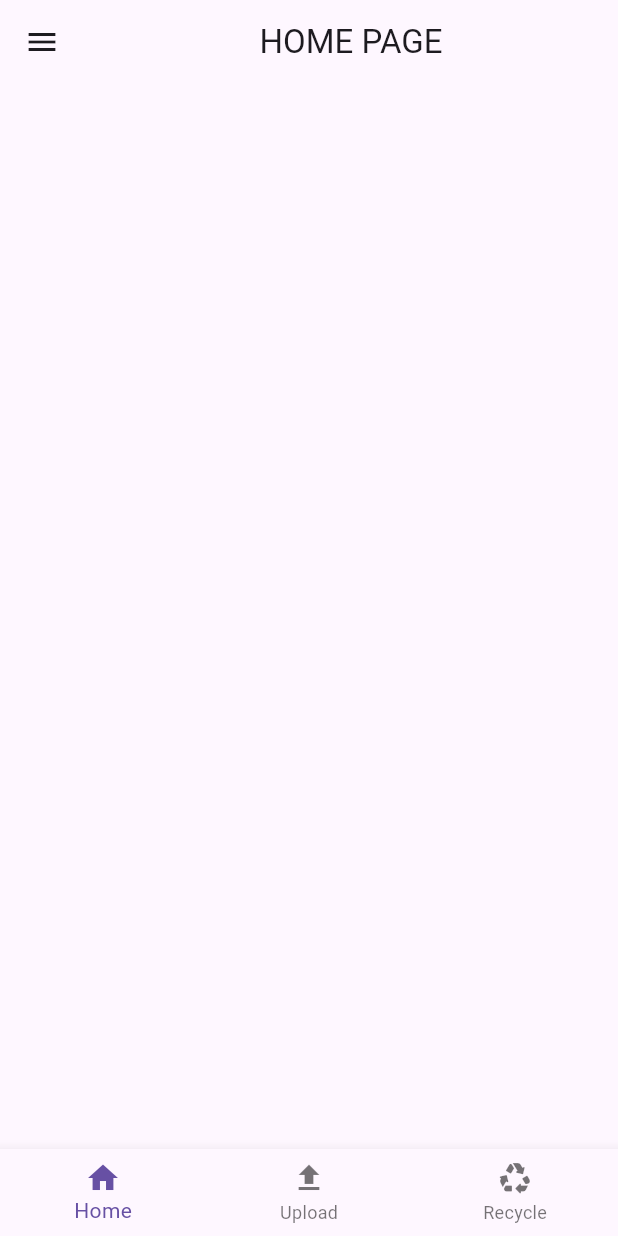
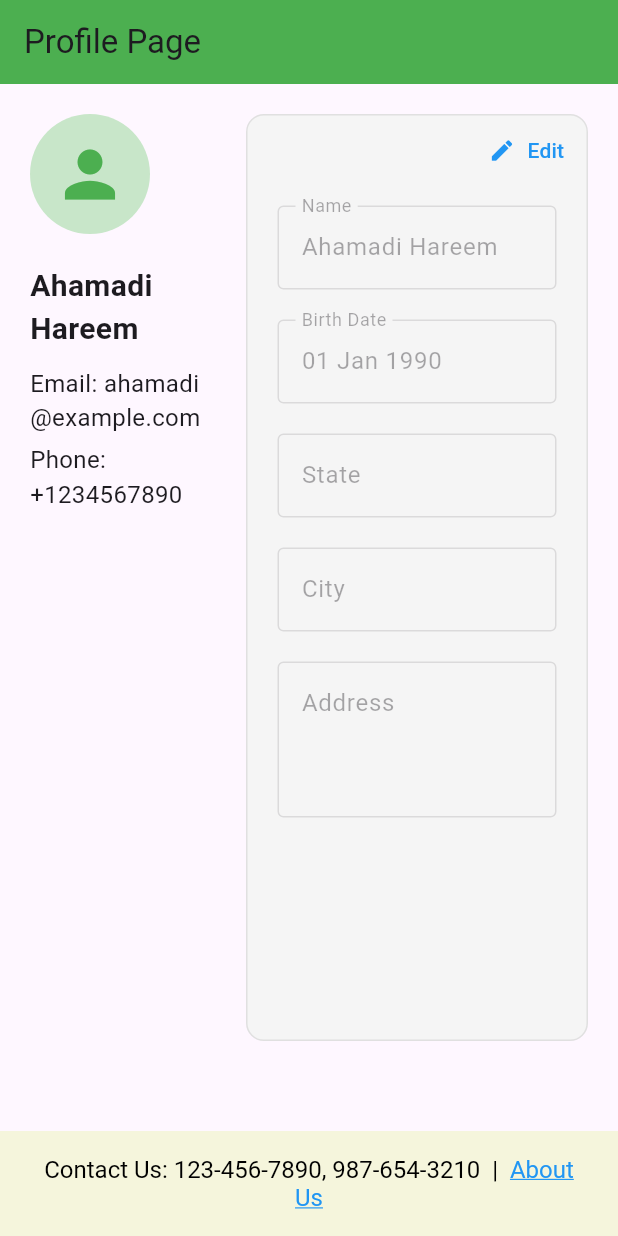
Before and after one commit to haifanazeer1/Share-the-meal, a Flutter app: the screen it shows after launch, on a phone screen of 412 x 824 dp. Run offline on Flutter 3.47's test engine with Material 3 defaults, Android fonts, the light colour scheme and no system bars.

Commit message:
profile done import 'package:flutter/gestures.dart'; import 'package:flutter/gestures.dart'; import 'package:flutter/gestures.dart'; import 'package:flutter/material.dart'; import 'package:flutter/material.dart'; import 'package:flutter/material.dart';

```diff
--- a/lib/home.dart
+++ b/lib/home.dart
@@ -1,5 +1,5 @@
 import 'package:flutter/material.dart';
-import 'side_navbar.dart';
+import 'sidebar/side_navbar.dart';
 import 'bottom_navbar.dart';
 
 class Home extends StatefulWidget {
--- a/lib/main.dart
+++ b/lib/main.dart
@@ -2,8 +2,10 @@ import 'package:flutter/material.dart';
 import 'package:share_the_meal_app/home.dart';
 import 'package:share_the_meal_app/recycle.dart';
 import 'package:share_the_meal_app/register.dart';
+import 'package:share_the_meal_app/sidebar/profile.dart';
 import 'package:share_the_meal_app/signin.dart';
 import 'package:share_the_meal_app/upload.dart';
+
 
 
 void main() {
@@ -19,7 +21,8 @@ class MyApp extends StatelessWidget {
     return MaterialApp(
       title: 'Flutter Demo -1',
       debugShowCheckedModeBanner: false,
-      home: const Home(),
+
+      home: ProfilePage (),
       routes: {
         '/home': (context) => const Home(),
         '/sign-in': (context) => SigninScreen(),
--- a/lib/sidebar/NavBar.dart
+++ /dev/null
@@ -1 +0,0 @@
-// TODO Implement this library.
--- /dev/null
+++ b/lib/sidebar/profile.dart
@@ -0,0 +1,214 @@
+import 'package:flutter/gestures.dart';
+import 'package:flutter/material.dart';
+
+void main() {
+  runApp(MaterialApp(
+    debugShowCheckedModeBanner: false,
+    home: ProfilePage(),
+  ));
+}
+
+class ProfilePage extends StatefulWidget {
+  @override
+  State<ProfilePage> createState() => _ProfilePageState();
+}
+
+class _ProfilePageState extends State<ProfilePage> {
+  bool isEditing = false;
+  final _formKey = GlobalKey<FormState>();
+
+  final TextEditingController _nameController =
+      TextEditingController(text: 'Ahamadi Hareem');
+  final TextEditingController _dobController =
+      TextEditingController(text: '01 Jan 1990');
+  final TextEditingController _stateController = TextEditingController();
+  final TextEditingController _cityController = TextEditingController();
+  final TextEditingController _addressController = TextEditingController();
+
+  @override
+  Widget build(BuildContext context) {
+    final screenHeight = MediaQuery.of(context).size.height;
+    final boxSize = screenHeight * 0.75;
+
+    return Scaffold(
+      appBar: AppBar(
+        title: Text('Profile Page'),
+        backgroundColor: Colors.green,
+      ),
+      body: Column(
+        children: [
+          Expanded(
+            child: Padding(
+              padding: const EdgeInsets.all(20),
+              child: Row(
+                crossAxisAlignment: CrossAxisAlignment.start,
+                children: [
+                  // Left Profile Info
+                  Expanded(
+                    flex: 1,
+                    child: Column(
+                      crossAxisAlignment: CrossAxisAlignment.start,
+                      children: [
+                        CircleAvatar(
+                          radius: 40,
+                          backgroundColor: Colors.green.shade100,
+                          child:
+                              Icon(Icons.person, size: 50, color: Colors.green),
+                        ),
+                        SizedBox(height: 20),
+                        Text(
+                          'Ahamadi Hareem',
+                          style: TextStyle(
+                            fontSize: 20,
+                            fontWeight: FontWeight.bold,
+                          ),
+                        ),
+                        SizedBox(height: 10),
+                        Text('Email: ahamadi@example.com',
+                            style: TextStyle(fontSize: 16)),
+                        SizedBox(height: 5),
+                        Text('Phone: +1234567890',
+                            style: TextStyle(fontSize: 16)),
+                      ],
+                    ),
+                  ),
+
+                  SizedBox(width: 30),
+
+                  // Right Form Box
+                  Expanded(
+                    flex: 2,
+                    child: Stack(
+                      children: [
+                        Container(
+                          height: boxSize,
+                          width: boxSize,
+                          padding: EdgeInsets.all(20),
+                          decoration: BoxDecoration(
+                            color: Colors.grey.shade100,
+                            border: Border.all(color: Colors.grey.shade300),
+                            borderRadius: BorderRadius.circular(12),
+                          ),
+                          child: Form(
+                            key: _formKey,
+                            child: Column(
+                              crossAxisAlignment: CrossAxisAlignment.start,
+                              children: [
+                                SizedBox(height: 40),
+                                TextFormField(
+                                  controller: _nameController,
+                                  enabled: isEditing,
+                                  decoration: InputDecoration(
+                                    labelText: 'Name',
+                                    border: OutlineInputBorder(),
+                                  ),
+                                ),
+                                SizedBox(height: 20),
+                                TextFormField(
+                                  controller: _dobController,
+                                  enabled: isEditing,
+                                  decoration: InputDecoration(
+                                    labelText: 'Birth Date',
+                                    border: OutlineInputBorder(),
+                                  ),
+                                ),
+                                SizedBox(height: 20),
+                                TextFormField(
+                                  controller: _stateController,
+                                  enabled: isEditing,
+                                  decoration: InputDecoration(
+                                    labelText: 'State',
+                                    border: OutlineInputBorder(),
+                                  ),
+                                ),
+                                SizedBox(height: 20),
+                                TextFormField(
+                                  controller: _cityController,
+                                  enabled: isEditing,
+                                  decoration: InputDecoration(
+                                    labelText: 'City',
+                                    border: OutlineInputBorder(),
+                                  ),
+                                ),
+                                SizedBox(height: 20),
+                                TextFormField(
+                                  controller: _addressController,
+                                  enabled: isEditing,
+                                  maxLines: 3,
+                                  decoration: InputDecoration(
+                                    labelText: 'Address',
+                                    alignLabelWithHint: true,
+                                    border: OutlineInputBorder(),
+                                  ),
+                                ),
+                              ],
+                            ),
+                          ),
+                        ),
+
+                        // Edit/Save Button
+                        Positioned(
+                          top: 0,
+                          right: 0,
+                          child: TextButton.icon(
+                            onPressed: () {
+                              setState(() {
+                                if (isEditing &&
+                                    _formKey.currentState!.validate()) {
+                                  // Save logic here
+                                }
+                                isEditing = !isEditing;
+                              });
+                            },
+                            icon: Icon(
+                              isEditing ? Icons.save : Icons.edit,
+                              color: Colors.blue,
+                            ),
+                            label: Text(
+                              isEditing ? 'Save' : 'Edit',
+                              style: TextStyle(color: Colors.blue),
+                            ),
+                          ),
+                        ),
+                      ],
+                    ),
+                  ),
+                ],
+              ),
+            ),
+          ),
+
+          // Full-Width Beige Box with Clickable About Us
+          Container(
+            width: double.infinity,
+            color: Color(0xFFF5F5DC), // Beige color
+            padding: EdgeInsets.symmetric(vertical: 16, horizontal: 20),
+            child: RichText(
+              textAlign: TextAlign.center,
+              text: TextSpan(
+                style: TextStyle(fontSize: 16, color: Colors.black),
+                children: [
+                  TextSpan(
+                      text: 'Contact Us: 123-456-7890, 987-654-3210  |  '),
+                  TextSpan(
+                    text: 'About Us',
+                    style: TextStyle(
+                      color: Colors.blue,
+                      decoration: TextDecoration.underline,
+                    ),
+                    recognizer: TapGestureRecognizer()
+                      ..onTap = () {
+                        ScaffoldMessenger.of(context).showSnackBar(
+                          SnackBar(content: Text('About Us tapped')),
+                        );
+                      },
+                  ),
+                ],
+              ),
+            ),
+          ),
+        ],
+      ),
+    );
+  }
+}
--- a/lib/side_navbar.dart
+++ b/lib/sidebar/side_navbar.dart
@@ -31,9 +31,9 @@ class SideNav extends StatelessWidget {
           _buildListTile(Icons.notifications, 'Notifications', context),
           _buildListTile(Icons.dashboard, 'Dashboard', context),
           _buildListTile(Icons.favorite, 'Favourites', context),
-          _buildListTile(Icons.fastfood, 'Food', context),
-          _buildListTile(Icons.shopping_cart, 'Checkout', context),
-          _buildListTile(Icons.history, 'Orders', context),
+          _buildListTile(Icons.attach_money, 'Donate', context),
+          _buildListTile(Icons.history, 'History', context),
+         _buildListTile(Icons.info, 'About Us', context),
 
           Spacer(),
 
@@ -45,9 +45,9 @@ class SideNav extends StatelessWidget {
         ],
       ),
     );
-  }
+  }}
 
-  Widget _buildListTile(IconData icon, String title, BuildContext context) {
+   Widget _buildListTile(IconData icon, String title, BuildContext context) {
     return ListTile(
       leading: Icon(icon, color: Colors.green.shade800),
       title: Text(
@@ -63,4 +63,3 @@ class SideNav extends StatelessWidget {
       },
     );
   }
-}
```
